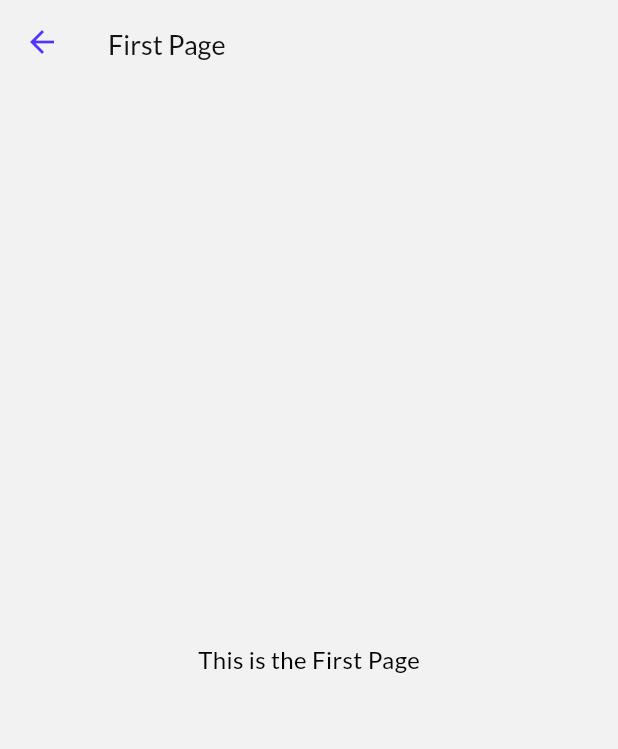
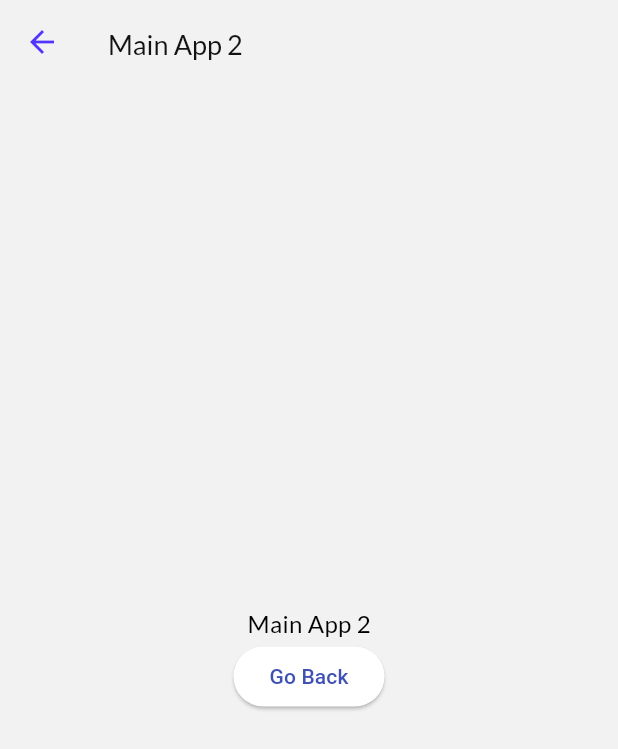
Before and after one commit to Oyedee/test_gorouter, a Flutter app: the FirstPage screen opened directly, on a phone screen of 412 x 824 dp. Shown: the top 749 px of the screen. Run offline on Flutter 3.47's test engine with Material 3 defaults, Android fonts, the phone set to English and light mode, and no system bars; our stand-ins replace beamer, cached_network_image, connectivity_plus, device_info_plus, dio, easy_localization and 16 more; missing offline and left inert: logger_flutter_fork, logger_fork; accounts and stored records are empty; network calls fail; project files that could hold a hidden picture were left out.

Commit message:
testing route options with shell route

```diff
--- a/lib/main_gorouter.dart
+++ b/lib/main_gorouter.dart
@@ -1,58 +1,24 @@
 import 'package:flutter/material.dart';
 import 'package:go_router/go_router.dart';
+
+import 'router/test_router.dart';
 
 void main() {
   // Set the flag to determine which router to use
   bool useFirstRouter = true;
 
-  runApp(MyApp(useFirstRouter: useFirstRouter));
+  runApp(const MyApp());
 }
 
 class MyApp extends StatelessWidget {
-  final bool useFirstRouter;
-
-  MyApp({required this.useFirstRouter});
+  const MyApp();
 
   @override
-  Widget build(BuildContext context) {
-    final router = useFirstRouter ? firstRouter() : secondRouter();
-
-    return MaterialApp.router(
-      title: 'Multi Router Example',
-      routerDelegate: router.routerDelegate,
-      routeInformationParser: router.routeInformationParser,
-      routeInformationProvider: router.routeInformationProvider,
-    );
-  }
-
-  GoRouter firstRouter() => GoRouter(
-        initialLocation: '/first',
-        errorPageBuilder: (context, state) => const MaterialPage(child: Scaffold(body: Center(child: Text('Error')))),
-        routes: [
-          GoRoute(
-            path: '/first',
-            builder: (context, state) => FirstHomePage(),
-          ),
-          GoRoute(
-            path: '/firstPage',
-            builder: (context, state) => FirstPage(),
-          ),
-        ],
-      );
-
-  GoRouter secondRouter() => GoRouter(
-        initialLocation: '/second',
-        errorPageBuilder: (context, state) => const MaterialPage(child: Scaffold(body: Center(child: Text('Error')))),
-        routes: [
-          GoRoute(
-            path: '/second',
-            builder: (context, state) => SecondHomePage(),
-          ),
-          GoRoute(
-            path: '/secondPage',
-            builder: (context, state) => SecondPage(),
-          ),
-        ],
+  Widget build(BuildContext context) => MaterialApp.router(
+        title: 'Multi Router Example',
+        routerDelegate: router.routerDelegate,
+        routeInformationParser: router.routeInformationParser,
+        routeInformationProvider: router.routeInformationProvider,
       );
 }
 
@@ -61,14 +27,14 @@ class FirstHomePage extends StatelessWidget {
   @override
   Widget build(BuildContext context) => Scaffold(
         appBar: AppBar(
-          title: const Text('GoRouter First Home Page'),
+          title: const Text('Main App 1'),
         ),
         body: Center(
           child: ElevatedButton(
             onPressed: () {
               GoRouter.of(context).go('/firstPage');
             },
-            child: const Text('Go to GoRouterFirst Page'),
+            child: const Text('Main App 1'),
           ),
         ),
       );
@@ -79,14 +45,14 @@ class SecondHomePage extends StatelessWidget {
   @override
   Widget build(BuildContext context) => Scaffold(
         appBar: AppBar(
-          title: const Text('GoRouter Second Home Page'),
+          title: const Text('DRC App 1'),
         ),
         body: Center(
           child: ElevatedButton(
             onPressed: () {
               GoRouter.of(context).go('/secondPage');
             },
-            child: const Text('Go to GoRouter Second Page'),
+            child: const Text('DRC App 1'),
           ),
         ),
       );
@@ -97,10 +63,21 @@ class FirstPage extends StatelessWidget {
   @override
   Widget build(BuildContext context) => Scaffold(
         appBar: AppBar(
-          title: const Text('First Page'),
+          title: const Text('Main App 2'),
         ),
-        body: const Center(
-          child: Text('This is the First Page'),
+        body: Column(
+          mainAxisAlignment: MainAxisAlignment.center,
+          children: [
+            const Center(
+              child: Text('Main App 2'),
+            ),
+            ElevatedButton(
+              onPressed: () {
+                context.go('/main');
+              },
+              child: const Text('Go Back'),
+            ),
+          ],
         ),
       );
 }
@@ -110,10 +87,21 @@ class SecondPage extends StatelessWidget {
   @override
   Widget build(BuildContext context) => Scaffold(
         appBar: AppBar(
-          title: const Text('Second Page'),
+          title: const Text('DRC App 2'),
         ),
-        body: const Center(
-          child: Text('This is the Second Page'),
+        body: Column(
+          mainAxisAlignment: MainAxisAlignment.center,
+          children: [
+            const Center(
+              child: Text('DRC App 2'),
+            ),
+            ElevatedButton(
+              onPressed: () {
+                context.go('/drc');
+              },
+              child: const Text('Go Back'),
+            ),
+          ],
         ),
       );
 }
--- /dev/null
+++ b/lib/router/test_router.dart
@@ -0,0 +1,92 @@
+import 'package:flutter/material.dart';
+import 'package:go_router/go_router.dart';
+
+import '../features/language_screen.dart';
+import '../features/main_app/bottom_nav_scaffold.dart';
+import '../features/main_app/main_app.dart';
+import '../features/pos_app/drc_app.dart';
+import '../main_gorouter.dart';
+
+final _rootNavigatorKey = GlobalKey<NavigatorState>();
+final _shellNavigatorKeyMain = GlobalKey<NavigatorState>();
+final _shellNavigatorKeyDRC = GlobalKey<NavigatorState>();
+final _shellNavigatorKeyMainNav = GlobalKey<NavigatorState>();
+
+final router = GoRouter(
+  navigatorKey: _rootNavigatorKey,
+  routes: [
+    GoRoute(path: '/', builder: (context, state) => const LanguageScreen()),
+    ShellRoute(
+      navigatorKey: _shellNavigatorKeyMain,
+      builder: (context, state, child) => MainApp(child: child),
+      routes: [
+        ShellRoute(
+          navigatorKey: _shellNavigatorKeyMainNav,
+          builder: (context, state, child) => BottomNavScaffold(child: child),
+          routes: [
+            GoRoute(
+              path: '/main',
+              parentNavigatorKey: _shellNavigatorKeyMainNav,
+              builder: (context, state) => FirstHomePage(),
+            ),
+            GoRoute(
+              path: '/firstPage',
+              parentNavigatorKey: _shellNavigatorKeyMainNav,
+              builder: (context, state) => FirstPage(),
+            ),
+          ],
+        ),
+        GoRoute(
+          path: '/main',
+          parentNavigatorKey: _shellNavigatorKeyMain,
+          builder: (context, state) => FirstHomePage(),
+        ),
+        GoRoute(
+          path: '/firstPage',
+          parentNavigatorKey: _shellNavigatorKeyMain,
+          builder: (context, state) => FirstPage(),
+        ),
+        GoRoute(
+          path: '/settings',
+          parentNavigatorKey: _shellNavigatorKeyMain,
+          builder: (context, state) => FirstHomePage(),
+          routes: [
+            GoRoute(
+              path: 'terms-of-services',
+              parentNavigatorKey: _rootNavigatorKey,
+              builder: (context, state) => FirstPage(),
+            ),
+          ],
+        ),
+      ],
+    ),
+    ShellRoute(
+      navigatorKey: _shellNavigatorKeyDRC,
+      builder: (context, state, child) => DRCApp(child: child),
+      routes: [
+        GoRoute(
+          path: '/drc',
+          parentNavigatorKey: _shellNavigatorKeyDRC,
+          builder: (context, state) => SecondHomePage(),
+        ),
+        GoRoute(
+          path: '/secondPage',
+          parentNavigatorKey: _shellNavigatorKeyDRC,
+          builder: (context, state) => SecondPage(),
+        ),
+        GoRoute(
+          path: '/settings',
+          parentNavigatorKey: _shellNavigatorKeyDRC,
+          builder: (context, state) => SecondHomePage(),
+          routes: [
+            GoRoute(
+              path: 'terms-of-services',
+              parentNavigatorKey: _rootNavigatorKey,
+              builder: (context, state) => SecondPage(),
+            ),
+          ],
+        ),
+      ],
+    )
+  ],
+);
```
Also changed, not shown: lib/features/language_screen.dart (added, +30 -0 lines), lib/features/main_app/bottom_nav_scaffold.dart (added, +45 -0 lines), lib/features/main_app/main_app.dart (added, +9 -0 lines), lib/features/pos_app/drc_app.dart (added, +9 -0 lines).
